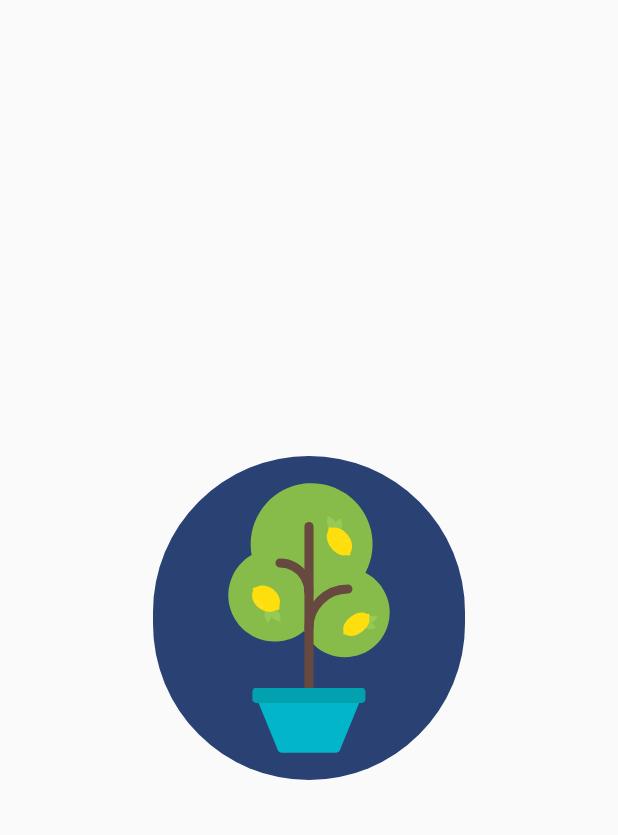
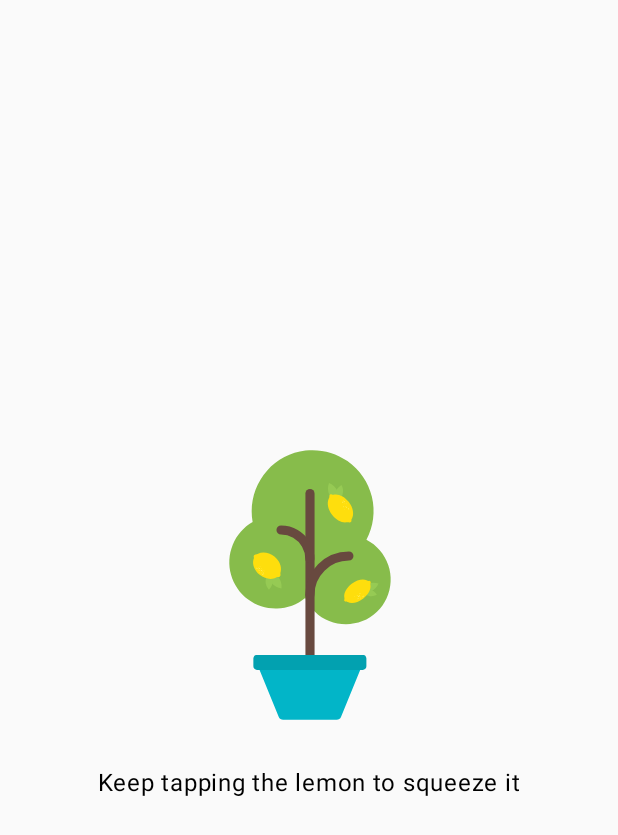
Before and after one commit to joaofcmont/BirthdayCard, an Android app built with Jetpack Compose: the screen it shows after launch (MainActivity), on a phone screen of 412 x 824 dp. Shown: the top 835 px of the screen. Run offline under Robolectric (Android 15) with nearby library versions, the phone set to English and light mode, and no system bars.

Commit message:
App completed

```diff
--- a/JuiceLemons/app/src/main/java/com/example/juicelemons/MainActivity.kt
+++ b/JuiceLemons/app/src/main/java/com/example/juicelemons/MainActivity.kt
@@ -1,22 +1,33 @@
 package com.example.juicelemons
 
 import android.os.Bundle
+import android.util.Log
+import androidx.compose.foundation.clickable
 import androidx.activity.ComponentActivity
 import androidx.activity.compose.setContent
 import androidx.compose.foundation.Image
 import androidx.compose.foundation.layout.Column
+import androidx.compose.foundation.layout.Spacer
 import androidx.compose.foundation.layout.fillMaxSize
+import androidx.compose.foundation.layout.padding
 import androidx.compose.foundation.layout.wrapContentSize
 import androidx.compose.material3.Button
 import androidx.compose.material3.MaterialTheme
 import androidx.compose.material3.Surface
 import androidx.compose.material3.Text
 import androidx.compose.runtime.Composable
+import androidx.compose.runtime.getValue
+import androidx.compose.runtime.mutableIntStateOf
+import androidx.compose.runtime.mutableStateOf
+import androidx.compose.runtime.remember
+import androidx.compose.runtime.setValue
 import androidx.compose.ui.Alignment
 import androidx.compose.ui.Modifier
 import androidx.compose.ui.res.painterResource
 import androidx.compose.ui.res.stringResource
 import androidx.compose.ui.tooling.preview.Preview
+import androidx.compose.ui.unit.dp
+import androidx.compose.ui.unit.sp
 import com.example.juicelemons.ui.theme.JuiceLemonsTheme
 
 class MainActivity : ComponentActivity() {
@@ -32,12 +43,51 @@ class MainActivity : ComponentActivity() {
 
 @Composable
 fun LemonadeImageAndText(modifier: Modifier = Modifier) {
-    Column (modifier){
-        Button(onClick = { /*TODO*/ }) {
-            Image(painter = painterResource(R.drawable.lemon_tree), contentDescription = "Lemon Tree")
-        }
+    var tapCount by remember { mutableStateOf(0) }
+    var result by remember {
+        mutableIntStateOf(1)
     }
-}
+    var requiredTaps by remember { mutableStateOf((1..3).random()) }
+
+    val imageResource = when(result){
+        1 -> R.drawable.lemon_tree
+        2 -> R.drawable.lemon_squeeze
+        3 -> R.drawable.lemon_drink
+        else ->  R.drawable.lemon_restart
+    }
+
+    val textShowed = when(result){
+        1 -> stringResource(R.string.Lemon_tree)
+        2 -> stringResource(R.string.Lemon)
+        3 -> stringResource(R.string.Glass_of_lemonade)
+        else -> stringResource(R.string.Empty_glass)
+    }
+
+    Column (modifier = modifier,
+        horizontalAlignment = Alignment.CenterHorizontally)  {
+        Image(
+            painter = painterResource(imageResource),
+            contentDescription = "$imageResource",
+            modifier = Modifier.clickable {
+                tapCount++
+
+                if(tapCount == requiredTaps){
+                    result = (result % 4) + 1
+                    //reset tap count
+                    tapCount=0
+                    //reset the require taps to 1 from 3
+                    requiredTaps = (1..3).random()
+                }
+            }
+        )
+        Spacer(modifier = Modifier.padding(10.dp))
+        Text(
+            text = textShowed
+            , fontSize = 16.sp)}
+
+
+    }
+
 
 @Preview()
 @Composable
```
